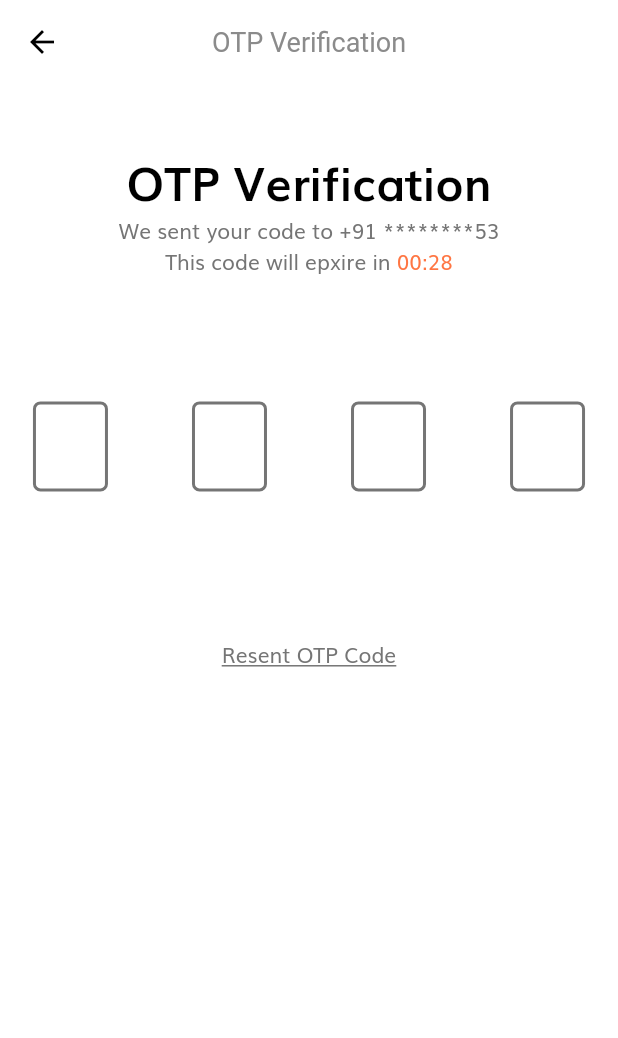
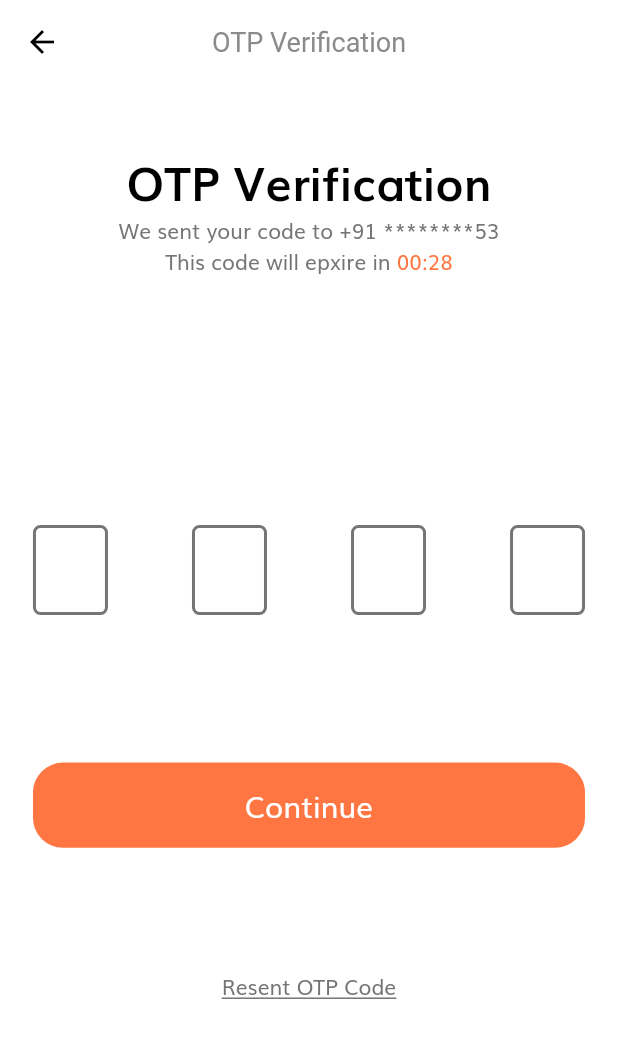
Before and after one commit to cmobiledev5/Ecommerce_Mobile_Flutter-IOS-Android, a Flutter app: the OtpScreen screen opened by its route, on a phone screen of 412 x 824 dp. Shown: the top 1038 px of the screen. Run offline on Flutter 3.47's test engine with Material 2 defaults, Android fonts, the phone set to English and light mode, and no system bars; drawn by our look-alikes of pin_code_fields; our stand-ins replace flutter_svg.

Commit message:
minor bug fixes

```diff
--- a/lib/screens/otp/components/body.dart
+++ b/lib/screens/otp/components/body.dart
@@ -1,3 +1,4 @@
+import 'package:e_commerce_app_flutter/components/default_button.dart';
 import 'package:e_commerce_app_flutter/size_config.dart';
 import 'package:flutter/material.dart';
 import 'package:pin_code_fields/pin_code_fields.dart';
@@ -24,8 +25,8 @@ class Body extends StatelessWidget {
                 textAlign: TextAlign.center,
               ),
               buildTimer(),
-              SizedBox(height: SizeConfig.screenHeight * 0.1),
-              buildPinCodeTextField(context),
+              SizedBox(height: SizeConfig.screenHeight * 0.2),
+              OtpForm(),
               SizedBox(height: SizeConfig.screenHeight * 0.1),
               GestureDetector(
                 onTap: () {
@@ -43,32 +44,6 @@ class Body extends StatelessWidget {
           ),
         ),
       ),
-    );
-  }
-
-  PinCodeTextField buildPinCodeTextField(BuildContext context) {
-    return PinCodeTextField(
-      appContext: context,
-      length: 4,
-      obscureText: true,
-      animationType: AnimationType.fade,
-      animationDuration: Duration(milliseconds: 300),
-      keyboardType: TextInputType.number,
-      textStyle: TextStyle(fontSize: 24),
-      pinTheme: PinTheme(
-        shape: PinCodeFieldShape.box,
-        borderRadius: BorderRadius.circular(5),
-        fieldHeight: 60,
-        fieldWidth: 50,
-        selectedColor: kPrimaryColor,
-        inactiveColor: kTextColor,
-        activeColor: kTextColor,
-      ),
-      cursorColor: Colors.black,
-      onChanged: (String value) {},
-      onSubmitted: (value) {
-        print("Submitted OTP: $value");
-      },
     );
   }
 
@@ -90,3 +65,57 @@ class Body extends StatelessWidget {
     );
   }
 }
+
+class OtpForm extends StatefulWidget {
+  const OtpForm({
+    Key key,
+  }) : super(key: key);
+
+  @override
+  _OtpFormState createState() => _OtpFormState();
+}
+
+class _OtpFormState extends State<OtpForm> {
+  String enteredOtp;
+  final _formKey = GlobalKey<FormState>();
+  @override
+  Widget build(BuildContext context) {
+    return Column(
+      children: [
+        PinCodeTextField(
+          key: _formKey,
+          appContext: context,
+          length: 4,
+          obscureText: true,
+          animationType: AnimationType.fade,
+          animationDuration: Duration(milliseconds: 300),
+          keyboardType: TextInputType.number,
+          textStyle: TextStyle(fontSize: 24),
+          pinTheme: PinTheme(
+            shape: PinCodeFieldShape.box,
+            borderRadius: BorderRadius.circular(5),
+            fieldHeight: 60,
+            fieldWidth: 50,
+            selectedColor: kPrimaryColor,
+            inactiveColor: kTextColor,
+            activeColor: kTextColor,
+          ),
+          cursorColor: Colors.black,
+          onChanged: (String value) {
+            enteredOtp = value;
+          },
+          onSubmitted: (value) {
+            print("Submitted OTP: $value");
+          },
+        ),
+        SizedBox(height: SizeConfig.screenHeight * 0.1),
+        DefaultButton(
+          text: "Continue",
+          press: () {
+            print("Entered OTP is $enteredOtp");
+          },
+        ),
+      ],
+    );
+  }
+}
```
